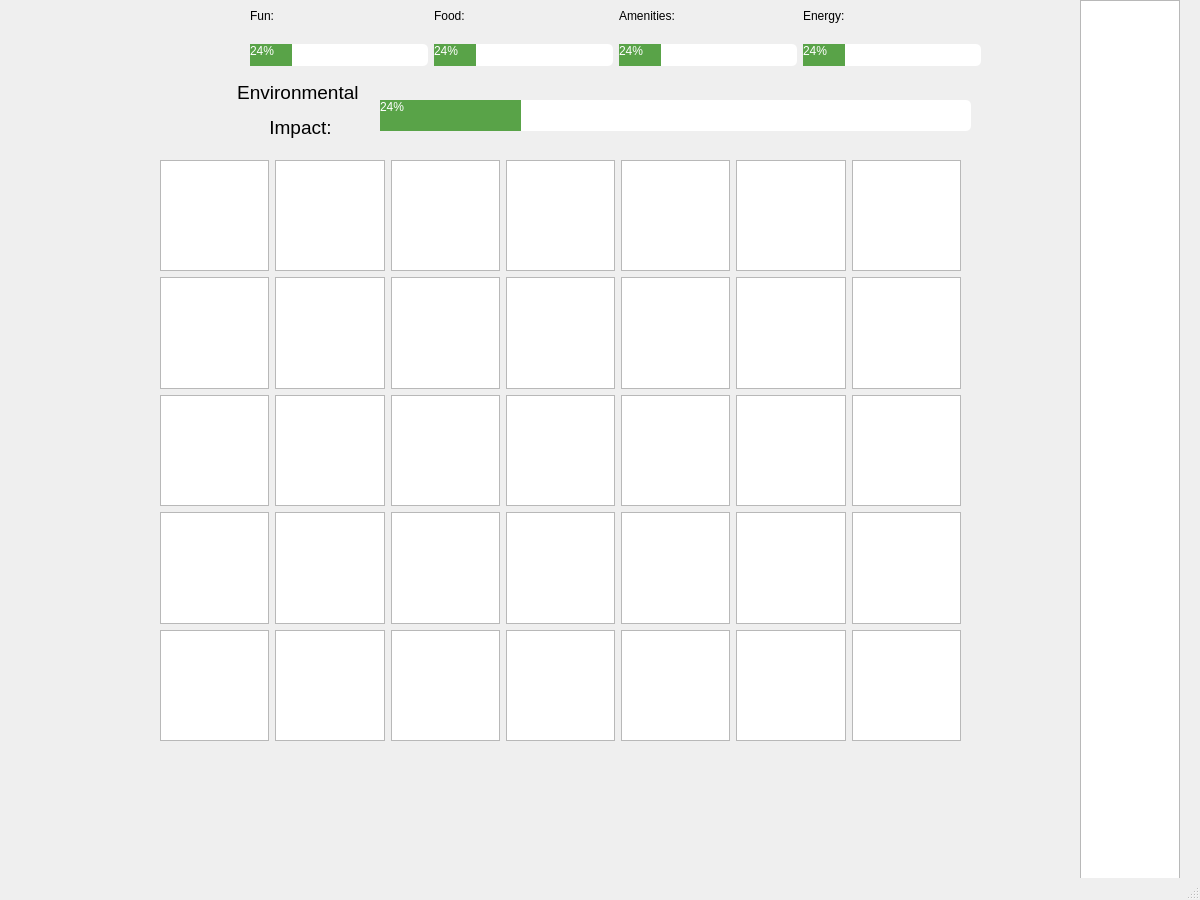
ishaanrajan/Environmental-Education-App, file SpaceMonkeys/mainwindow.ui: the form before one commit.
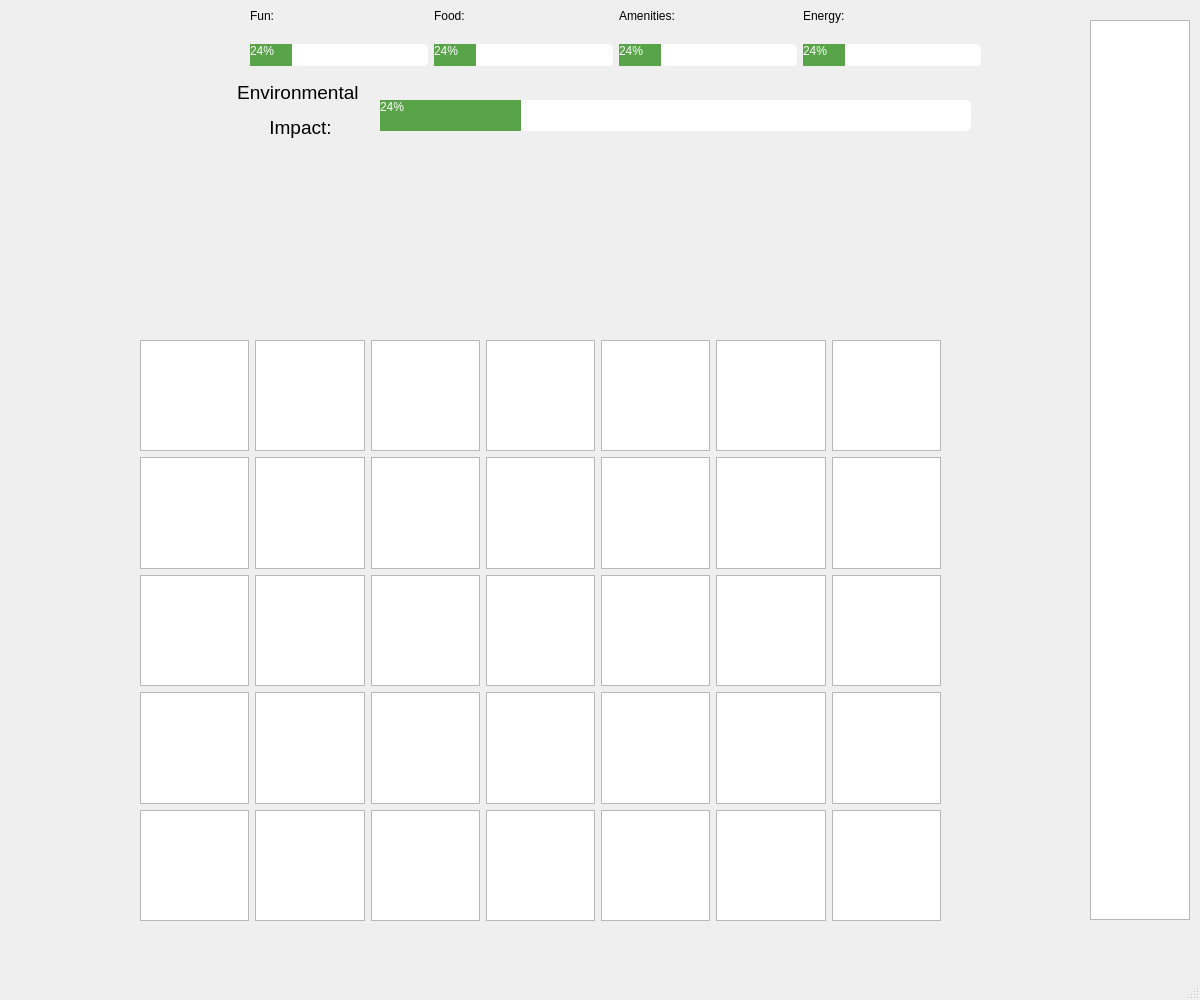
The form after the commit. Icons and pictures are not drawn.

Commit message: added background and made game transparent

Diff of the .ui file:
```diff
--- a/SpaceMonkeys/mainwindow.ui
+++ b/SpaceMonkeys/mainwindow.ui
@@ -7,12 +7,22 @@
     <x>0</x>
     <y>0</y>
     <width>1200</width>
-    <height>900</height>
+    <height>1000</height>
    </rect>
   </property>
   <property name="windowTitle">
    <string>MainWindow</string>
   </property>
+  <property name="styleSheet">
+   <string notr="true">
+QWidget#MainWindow
+{
+	background-image: url(:/resources/background.png);
+	background-position: center;
+	background-size: cover;
+}
+</string>
+  </property>
   <widget class="QWidget" name="centralwidget">
    <widget class="QProgressBar" name="environmentalImpactProgressBar">
     <property name="geometry">
@@ -193,8 +203,8 @@
    <widget class="QListWidget" name="selectStructureListWidget">
     <property name="geometry">
      <rect>
-      <x>1080</x>
-      <y>0</y>
+      <x>1090</x>
+      <y>20</y>
       <width>100</width>
       <height>900</height>
      </rect>
@@ -203,8 +213,8 @@
    <widget class="QWidget" name="gridLayoutWidget">
     <property name="geometry">
      <rect>
-      <x>160</x>
-      <y>160</y>
+      <x>140</x>
+      <y>340</y>
       <width>801</width>
       <height>581</height>
      </rect>
```
Left out of the diff: 2 changed lines with no effect on the pictures. The commit also changes 5 other files.
